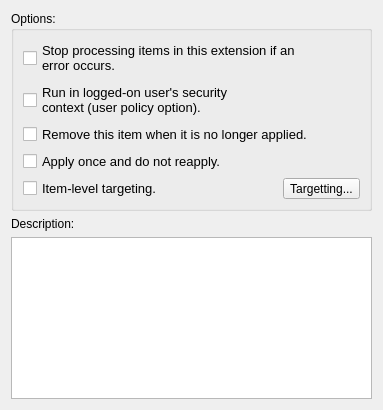
First picture: the form in src/apps/mvvm-folders/commonview.ui, repository august-alt/policy-preferences-editor-prototype, before the edit.
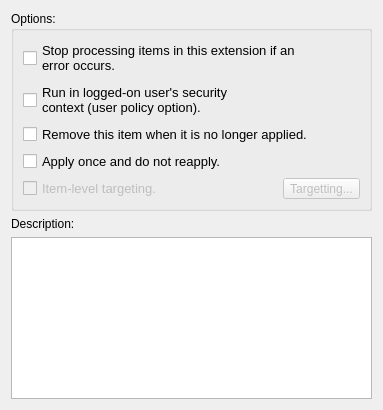
Second picture: the form after the edit.

Commit message: chore: temporary disable item level targeting

Diff of the .ui file:
```diff
--- a/src/apps/mvvm-folders/commonview.ui
+++ b/src/apps/mvvm-folders/commonview.ui
@@ -74,6 +74,9 @@
        <layout class="QHBoxLayout" name="horizontalLayout">
         <item>
          <widget class="QCheckBox" name="itemLevelCheckBox">
+          <property name="enabled">
+           <bool>false</bool>
+          </property>
           <property name="font">
            <font>
             <pointsize>10</pointsize>
@@ -86,6 +89,9 @@
         </item>
         <item>
          <widget class="QToolButton" name="targetingToolButton">
+          <property name="enabled">
+           <bool>false</bool>
+          </property>
           <property name="text">
            <string>Targetting...</string>
           </property>
```
